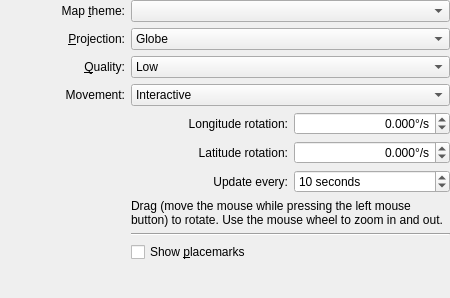
Old version of the form wallpapers/marble/config.ui in the repository KDE/kdeplasma-addons.
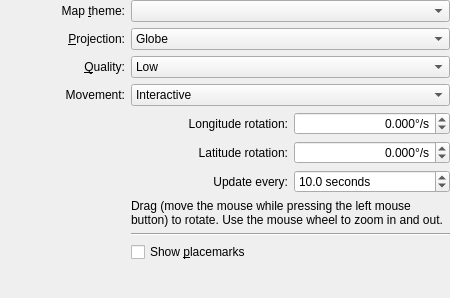
New version of the form. Custom widgets are drawn as their Qt base class.

Commit message: Allow more fine-grained control of the update interval.

Diff of the .ui file:
```diff
--- a/wallpapers/marble/config.ui
+++ b/wallpapers/marble/config.ui
@@ -288,10 +288,10 @@
         <string> seconds</string>
        </property>
        <property name="decimals">
-        <number>0</number>
+        <number>1</number>
        </property>
        <property name="minimum">
-        <double>1.000000000000000</double>
+        <double>0.100000000000000</double>
        </property>
        <property name="maximum">
         <double>3600.000000000000000</double>
```
